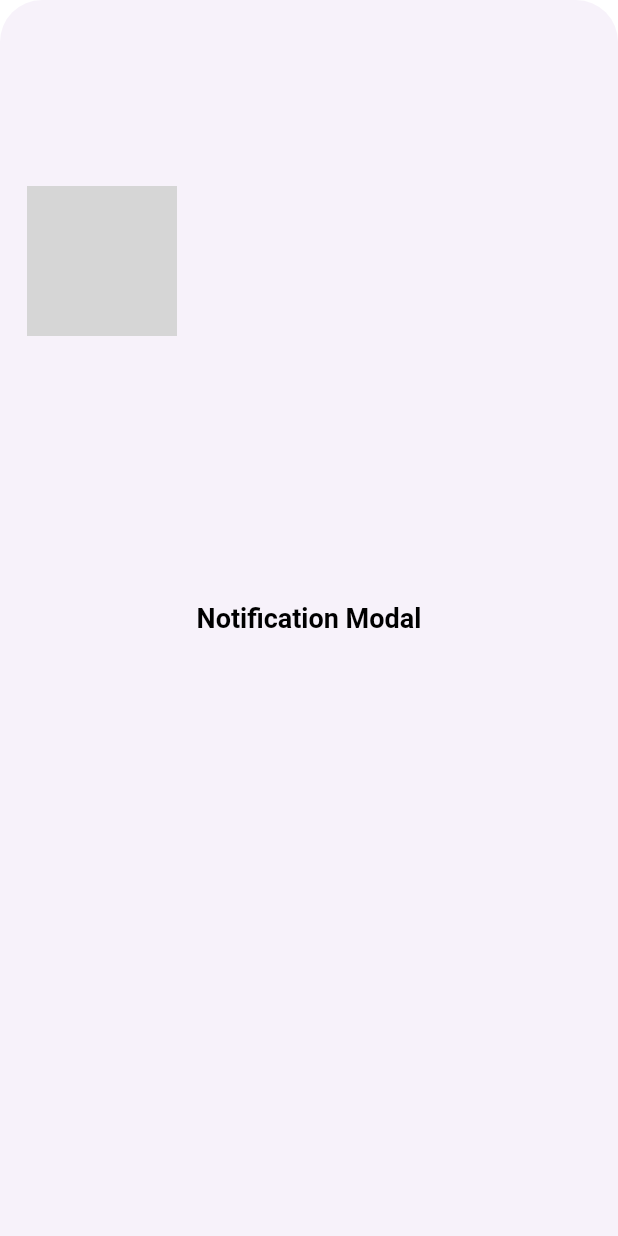
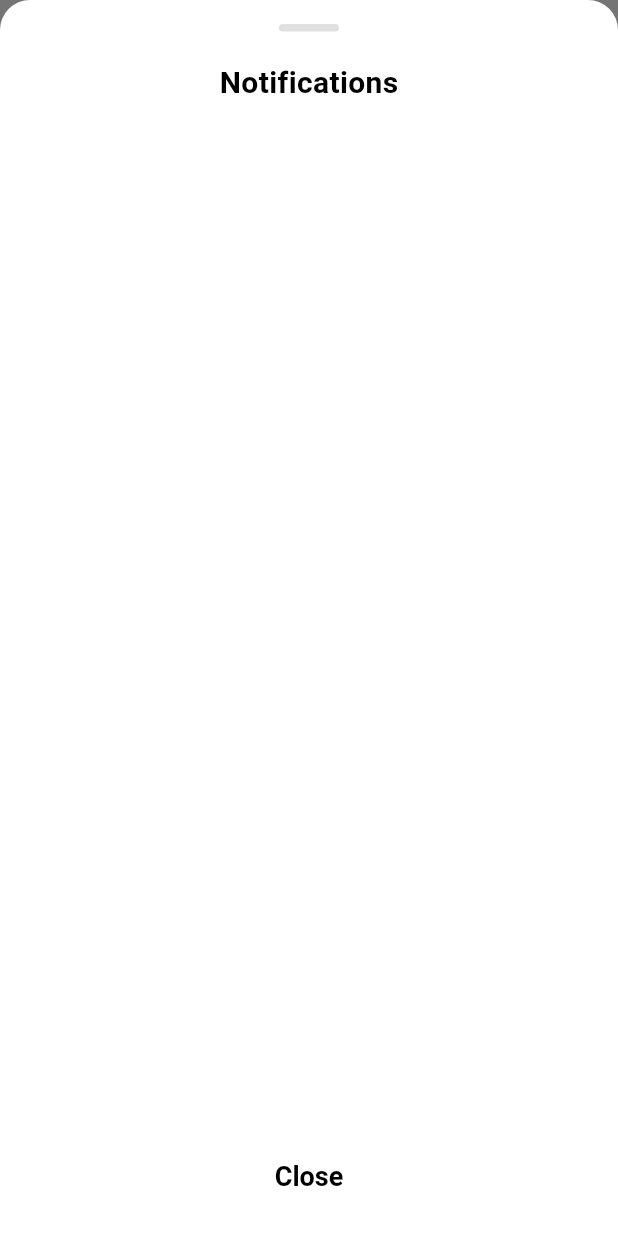
Before and after one commit to YahyaNashar22/xdeal, a Flutter app: the SettingsScreen screen opened directly, after a tap on the "notifications" icon, on a phone screen of 412 x 824 dp. Run offline on Flutter 3.47's test engine with Material 3 defaults, Android fonts, the phone set to English and light mode, and no system bars; our stand-ins replace flutter_dotenv, google_maps_flutter; missing offline and left inert: panorama_viewer; network calls fail; grey boxes are pictures that could not be loaded.

Commit message:
fixed icon bell not showing in vehicle and property listing screens

```diff
--- a/lib/screens/property_viewer_screen.dart
+++ b/lib/screens/property_viewer_screen.dart
@@ -9,6 +9,7 @@ import 'package:xdeal/screens/full_screen_panorama.dart';
 import 'package:xdeal/utils/app_colors.dart';
 import 'package:xdeal/utils/utility_functions.dart';
 import 'package:xdeal/widgets/listing_map_preview.dart';
+import 'package:xdeal/widgets/notification_modal.dart';
 
 class PropertyViewerScreen extends StatefulWidget {
   final String propertyId;
@@ -141,7 +142,12 @@ class _PropertyViewerScreenState extends State<PropertyViewerScreen> {
           'Property Viewer',
           style: TextStyle(color: AppColors.black),
         ),
-        actions: [Image.asset('assets/icons/logo_purple_large.png', width: 50)],
+        actions: [
+          IconButton(
+            onPressed: () => showNotificationModal(context),
+            icon: Icon(Icons.notifications, color: AppColors.primary),
+          ),
+        ],
       ),
       bottomNavigationBar: BottomNavigationBar(
         onTap: handleBottomNavTap,
--- a/lib/screens/vehicle_viewer_screen.dart
+++ b/lib/screens/vehicle_viewer_screen.dart
@@ -7,6 +7,7 @@ import 'package:xdeal/screens/full_screen_image_viewer.dart';
 import 'package:xdeal/utils/app_colors.dart';
 import 'package:xdeal/utils/utility_functions.dart';
 import 'package:xdeal/widgets/listing_map_preview.dart';
+import 'package:xdeal/widgets/notification_modal.dart';
 import 'package:xdeal/widgets/vehicle_option.dart';
 
 class VehicleViewerScreen extends StatefulWidget {
@@ -135,7 +136,12 @@ class _VehicleViewerScreenState extends State<VehicleViewerScreen> {
           icon: Icon(Icons.arrow_back, color: AppColors.black),
         ),
         title: Text('Vehicle Viewer', style: TextStyle(color: AppColors.black)),
-        actions: [Image.asset('assets/icons/logo_purple_large.png', width: 50)],
+        actions: [
+          IconButton(
+            onPressed: () => showNotificationModal(context),
+            icon: Icon(Icons.notifications, color: AppColors.primary),
+          ),
+        ],
       ),
       bottomNavigationBar: BottomNavigationBar(
         onTap: handleBottomNavTap,
--- a/lib/widgets/notification_modal.dart
+++ b/lib/widgets/notification_modal.dart
@@ -1,17 +1,39 @@
 import 'package:flutter/material.dart';
 
 void showNotificationModal(BuildContext context) {
-  showBottomSheet(
+  showModalBottomSheet(
     context: context,
+    isScrollControlled: true,
+    backgroundColor: Colors.white,
+    shape: const RoundedRectangleBorder(
+      borderRadius: BorderRadius.vertical(top: Radius.circular(20)),
+    ),
     builder: (BuildContext context) {
       return Container(
         padding: const EdgeInsets.all(16),
-        height: double.infinity,
-        child: Center(
-          child: TextButton(
-            child: Text("Notification Modal"),
-            onPressed: () => Navigator.of(context).pop(),
-          ),
+        height: MediaQuery.of(context).size.height,
+        width: double.infinity,
+        child: Column(
+          children: [
+            Container(
+              width: 40,
+              height: 5,
+              decoration: BoxDecoration(
+                color: Colors.grey[300],
+                borderRadius: BorderRadius.circular(10),
+              ),
+            ),
+            const SizedBox(height: 20),
+            const Text(
+              "Notifications",
+              style: TextStyle(fontSize: 20, fontWeight: FontWeight.bold),
+            ),
+            const Spacer(),
+            TextButton(
+              child: const Text("Close"),
+              onPressed: () => Navigator.of(context).pop(),
+            ),
+          ],
         ),
       );
     },
```
